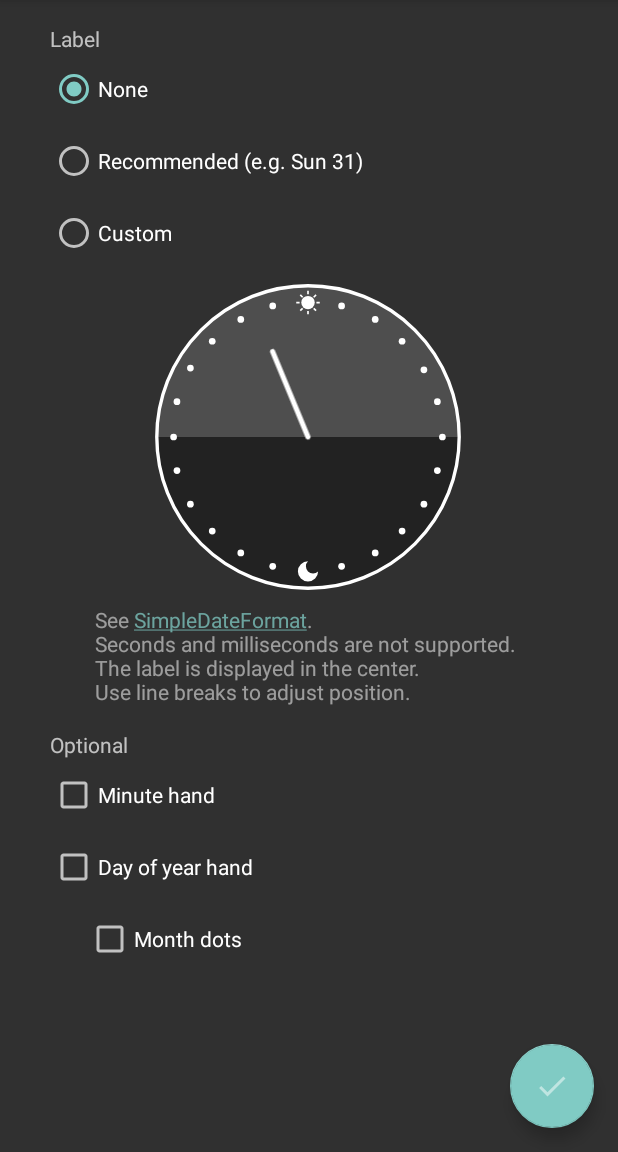
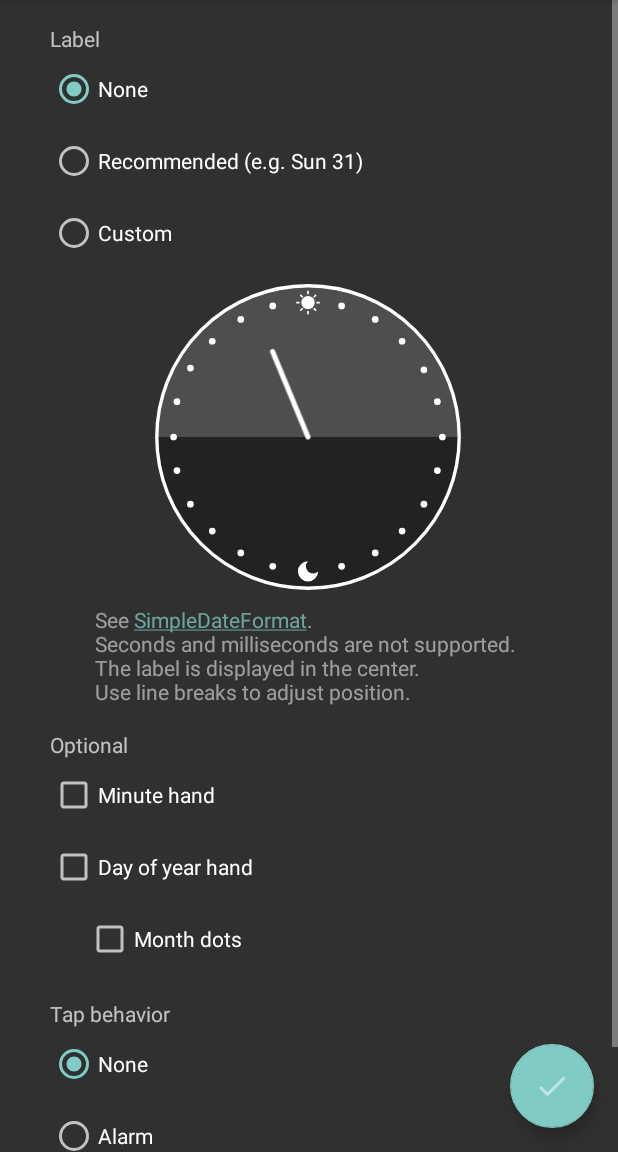
Before and after one commit to utubo/android-Simple24HClock, an Android app: the AppWidgetSettingsActivity screen opened directly, with no data from a screen before it, on a phone screen of 412 x 824 dp, the part 84-1236 px from its top. Run offline under Robolectric (Android 15) with nearby library versions, the phone set to English and light mode, and no system bars; 1 statement that could not run was skipped.

Commit message:
Feat Tab behavior

```diff
--- a/app/src/main/java/utb/dip/jp/simple24hclock/AppWidgetProps.kt
+++ b/app/src/main/java/utb/dip/jp/simple24hclock/AppWidgetProps.kt
@@ -5,8 +5,9 @@ data class AppWidgetProps(
     val minute: Float,
     val dayOfYear: Float,
     val dayOfYearDots: Float,
-    val text: String?,
-    val format: String?,
+    val text: String? = "",
+    val format: String? = "",
+    val tapBehavior: String? = "",
 )
 
 internal fun getAppWidgetProps(prefs: SharedPreferences, id: Int): AppWidgetProps {
@@ -16,13 +17,14 @@ internal fun getAppWidgetProps(prefs: SharedPreferences, id: Int): AppWidgetProp
         dayOfYearDots = prefs.getFloat("day_of_year_dots_$id", 0F),
         text = prefs.getString("text_$id", ""),
         format = prefs.getString("format_$id", ""),
+        tapBehavior = prefs.getString("tap_behavior_$id", ""),
     )
 }
 
 internal fun putAppWidgetProps(editor: SharedPreferences.Editor, id: Int, props: AppWidgetProps) {
-    editor.putString("text_$id", props.text)
-    editor.putString("format_$id", props.format)
     editor.putFloat("minute_$id", props.minute)
     editor.putFloat("day_of_year_$id", props.dayOfYear)
     editor.putFloat("day_of_year_dots_$id", props.dayOfYearDots)
+    editor.putString("text_$id", props.text)
+    editor.putString("tap_behavior_$id", props.tapBehavior)
 }
--- a/app/src/main/java/utb/dip/jp/simple24hclock/AppWidgetSettingsActivity.kt
+++ b/app/src/main/java/utb/dip/jp/simple24hclock/AppWidgetSettingsActivity.kt
@@ -1,5 +1,6 @@
 package utb.dip.jp.simple24hclock
 
+import android.annotation.SuppressLint
 import android.app.Activity
 import android.appwidget.AppWidgetManager
 import android.content.Context
@@ -25,6 +26,7 @@ import com.google.android.material.textfield.TextInputEditText
 const val DEFAULT_TEXT = "\n\n\n\nE  dd"
 
 class AppWidgetSettingsActivity : AppCompatActivity() {
+    @SuppressLint("QueryPermissionsNeeded")
     override fun onCreate(savedInstanceState: Bundle?) {
         super.onCreate(savedInstanceState)
         enableEdgeToEdge()
@@ -55,22 +57,25 @@ class AppWidgetSettingsActivity : AppCompatActivity() {
             val dayOfYear = findViewById<CheckBox>(R.id.dayOfYear)
             val dayOfYearDots = findViewById<CheckBox>(R.id.dayOfYearDots)
             val preview = findViewById<FrameLayout>(R.id.preview)
+            val tapRadioGroup = findViewById<RadioGroup>(R.id.tapGroup)
         }
         // load prefs
         val prefs = applicationContext.getSharedPreferences(WIDGET_PREF_KEY, Context.MODE_PRIVATE)
         val wp = getAppWidgetProps(prefs, appWidgetId)
-        val text = wp.text
-        if (text.isNullOrEmpty()) {
-            v.textNone.toggle()
-        } else if (text == DEFAULT_TEXT) {
-            v.textDefault.toggle()
-        } else {
-            v.textCustom.toggle()
+        when(wp.text) {
+            null, "" -> v.textNone.toggle()
+            DEFAULT_TEXT -> v.textDefault.toggle()
+            else -> v.textCustom.toggle()
         }
         v.textFormat.setText(wp.format)
         v.minute.isChecked = 0 < wp.minute
         v.dayOfYear.isChecked = 0 < wp.dayOfYear
         v.dayOfYearDots.isChecked = 0 < wp.dayOfYearDots
+        v.tapRadioGroup.check(when (wp.tapBehavior) {
+            "alarm" -> R.id.tapAlarm
+            "calendar" -> R.id.tapCalendar
+            else -> R.id.tapNone
+        })
 
         // preview
         fun updatePreview() {
@@ -107,6 +112,8 @@ class AppWidgetSettingsActivity : AppCompatActivity() {
         v.minute.setOnCheckedChangeListener { _, _ -> updatePreview() }
         v.dayOfYear.setOnCheckedChangeListener { _, _ -> updatePreview() }
         v.dayOfYearDots.setOnCheckedChangeListener { _, _ -> updatePreview() }
+
+        // Apply
         findViewById<FloatingActionButton>(R.id.applyButton).setOnClickListener {
             val formatValue = v.textFormat.text.toString()
             val textValue =
@@ -120,6 +127,11 @@ class AppWidgetSettingsActivity : AppCompatActivity() {
                     dayOfYearDots = if (v.dayOfYearDots.isChecked) 0.5F else 0F,
                     text = textValue,
                     format = formatValue,
+                    tapBehavior = when (v.tapRadioGroup.checkedRadioButtonId) {
+                        R.id.tapAlarm -> "alarm"
+                        R.id.tapCalendar -> "calendar"
+                        else -> ""
+                    },
                 ))
                 apply()
             }
--- a/app/src/main/res/layout/activity_app_widget_settings.xml
+++ b/app/src/main/res/layout/activity_app_widget_settings.xml
@@ -136,6 +136,40 @@
                 android:minHeight="48dp"
                 android:text="@string/day_of_year_dots" />
 
+            <TextView
+                android:layout_width="wrap_content"
+                android:layout_height="wrap_content"
+                android:layout_marginTop="16dp"
+                android:text="@string/tap_behavior" />
+
+            <RadioGroup
+                android:id="@+id/tapGroup"
+                android:layout_width="wrap_content"
+                android:layout_height="wrap_content">
+
+                <RadioButton
+                    android:id="@+id/tapNone"
+                    android:layout_width="wrap_content"
+                    android:layout_height="wrap_content"
+                    android:checked="true"
+                    android:minHeight="48dp"
+                    android:text="@string/none" />
+
+                <RadioButton
+                    android:id="@+id/tapAlarm"
+                    android:layout_width="wrap_content"
+                    android:layout_height="wrap_content"
+                    android:minHeight="48dp"
+                    android:text="@string/alarm" />
+
+                <RadioButton
+                    android:id="@+id/tapCalendar"
+                    android:layout_width="wrap_content"
+                    android:layout_height="wrap_content"
+                    android:minHeight="48dp"
+                    android:text="@string/calendar" />
+
+            </RadioGroup>
         </LinearLayout>
     </ScrollView>
 
--- a/app/src/main/res/layout/app_widget.xml
+++ b/app/src/main/res/layout/app_widget.xml
@@ -3,7 +3,9 @@
     xmlns:tools="http://schemas.android.com/tools"
     style="@style/Widget.Simple24HClock.AppWidget.Container"
     android:layout_width="match_parent"
-    android:layout_height="match_parent">
+    android:layout_height="match_parent"
+    android:id="@+id/Container"
+    >
 
 
     <ImageView
--- a/app/src/main/res/values/strings.xml
+++ b/app/src/main/res/values/strings.xml
@@ -16,5 +16,8 @@
     <string name="minute_hand">Minute hand</string>
     <string name="day_of_year_hand">Day of year hand</string>
     <string name="day_of_year_dots">Month dots</string>
+    <string name="tap_behavior">Tap behavior</string>
+    <string name="alarm">Alarm</string>
+    <string name="calendar">Calendar</string>
     <string name="apply">Apply</string>
 </resources>
```
Also changed, not shown: app/src/main/java/utb/dip/jp/simple24hclock/AppWidget.kt (+22 -1 lines).
